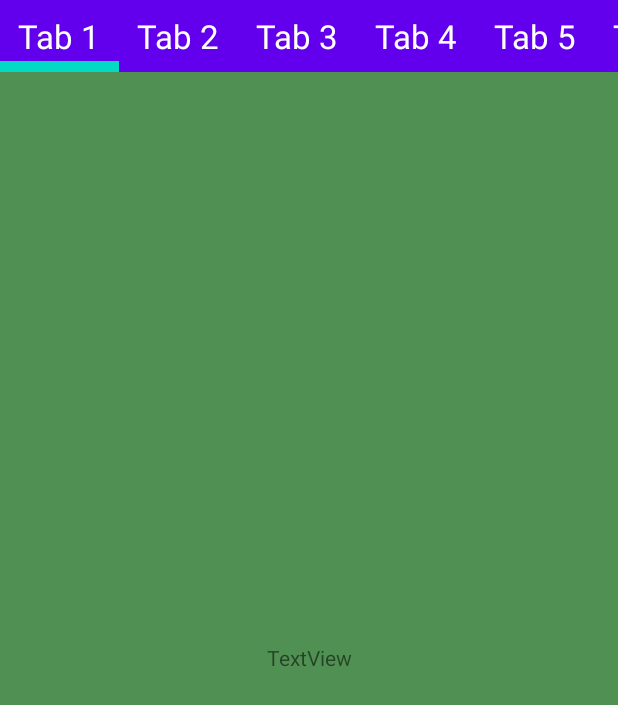
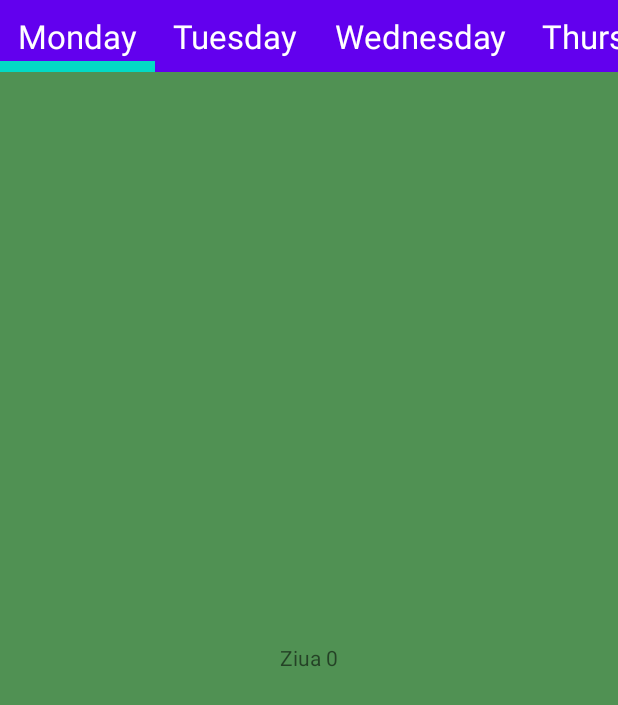
Before and after one commit to andreitraistaru/Timetable, an Android app: the DayFragment screen opened directly, with no data from a screen before it, on a phone screen of 412 x 824 dp. Shown: the top 705 px of the screen. Run offline under Robolectric (Android 15) with nearby library versions, the phone set to English and light mode, and no system bars.

Commit message:
OnClick property for buttons from MainActivity added plus some minor changes.

```diff
--- a/app/src/main/java/com/timetable/activities/MainActivity.java
+++ b/app/src/main/java/com/timetable/activities/MainActivity.java
@@ -7,6 +7,7 @@ import android.content.Intent;
 import android.os.Bundle;
 import android.view.Menu;
 import android.view.MenuItem;
+import android.view.View;
 import android.widget.Toast;
 
 import com.timetable.R;
@@ -31,9 +32,18 @@ public class MainActivity extends AppCompatActivity {
     public boolean onOptionsItemSelected(@NonNull MenuItem item) {
         Toast.makeText(this, "Settings clicked!", Toast.LENGTH_SHORT).show();
 
-        Intent intent = new Intent(this, ViewTimetableActivity.class);
-        startActivity(intent);
-
         return true;
     }
+
+    public void viewTimetable(View view) {
+        startActivity(new Intent(this, ViewTimetableActivity.class));
+    }
+
+    public void viewEvents(View view) {
+          startActivity(new Intent(this, ViewEventsActivity.class));
+    }
+
+    public void viewSettings(View view) {
+          startActivity(new Intent(this, SettingsActivity.class));
+    }
 }
--- a/app/src/main/java/com/timetable/activities/viewTimetableActivity/DayFragment.java
+++ b/app/src/main/java/com/timetable/activities/viewTimetableActivity/DayFragment.java
@@ -4,6 +4,7 @@ import android.os.Bundle;
 import android.view.LayoutInflater;
 import android.view.View;
 import android.view.ViewGroup;
+import android.widget.TextView;
 
 import androidx.annotation.NonNull;
 import androidx.annotation.Nullable;
@@ -11,14 +12,26 @@ import androidx.fragment.app.Fragment;
 
 import com.timetable.R;
 
+import org.w3c.dom.Text;
+
 public class DayFragment extends Fragment {
-    public DayFragment() {
+    TextView tv;
+    int day;
 
+    public DayFragment(int day) {
+        super();
+
+        this.day = day;
     }
 
     @Nullable
     @Override
     public View onCreateView(@NonNull LayoutInflater inflater, @Nullable ViewGroup container, @Nullable Bundle savedInstanceState) {
-        return inflater.inflate(R.layout.fragment_day, container, false);
+        View view = inflater.inflate(R.layout.fragment_day, container, false);
+
+        tv = view.findViewById(R.id.textView2);
+        tv.setText("Ziua " + day);
+
+        return view;
     }
 }
--- a/app/src/main/java/com/timetable/activities/viewTimetableActivity/TimetableFragmentAdapter.java
+++ b/app/src/main/java/com/timetable/activities/viewTimetableActivity/TimetableFragmentAdapter.java
@@ -16,7 +16,7 @@ public class TimetableFragmentAdapter extends FragmentStateAdapter {
     @NonNull
     @Override
     public Fragment createFragment(int position) {
-        return new DayFragment();
+        return new DayFragment(position);
     }
 
     @Override
--- a/app/src/main/java/com/timetable/activities/viewTimetableActivity/ViewTimetableActivity.java
+++ b/app/src/main/java/com/timetable/activities/viewTimetableActivity/ViewTimetableActivity.java
@@ -14,6 +14,7 @@ import android.widget.TableLayout;
 import com.google.android.material.tabs.TabLayout;
 import com.google.android.material.tabs.TabLayoutMediator;
 import com.timetable.R;
+import com.timetable.utils.Constants;
 
 public class ViewTimetableActivity extends AppCompatActivity {
 
@@ -35,7 +36,7 @@ public class ViewTimetableActivity extends AppCompatActivity {
         new TabLayoutMediator(tabLayout, viewPager, new TabLayoutMediator.TabConfigurationStrategy() {
             @Override
             public void onConfigureTab(@NonNull TabLayout.Tab tab, int position) {
-                tab.setText("Tab " + (position + 1));
+                tab.setText(Constants.getWeekDay(position));
             }
         }).attach();
     }
--- a/app/src/main/java/com/timetable/utils/Constants.java
+++ b/app/src/main/java/com/timetable/utils/Constants.java
@@ -9,4 +9,25 @@ public class Constants {
     public static final int FRIDAY = 4;
     public static final int SATURDAY = 5;
     public static final int SUNDAY = 6;
+
+    public static String getWeekDay(int day) {
+        switch (day) {
+            case MONDAY:
+                return "Monday";
+            case TUESDAY:
+                return "Tuesday";
+            case WEDNESDAY:
+                return "Wednesday";
+            case THURSDAY:
+                return "Thursday";
+            case FRIDAY:
+                return "Friday";
+            case SATURDAY:
+                return "Saturday";
+            case SUNDAY:
+                return "Sunday";
+            default:
+                return "";
+        }
+    }
 }
--- a/app/src/main/res/layout/activity_main.xml
+++ b/app/src/main/res/layout/activity_main.xml
@@ -4,7 +4,7 @@
     xmlns:tools="http://schemas.android.com/tools"
     android:layout_width="match_parent"
     android:layout_height="match_parent"
-    android:background="@color/backgroundMainActivity"
+    android:background="@color/backgroundColor"
     tools:context=".activities.MainActivity">
 
     <Button
@@ -14,6 +14,7 @@
         android:layout_marginTop="70dp"
         android:background="@drawable/button_border"
         android:drawableStart="@drawable/timetable_icon_small"
+        android:onClick="viewTimetable"
         android:shadowColor="#FFFFFF"
         android:soundEffectsEnabled="false"
         android:text="@string/timetable_button_text"
@@ -31,6 +32,7 @@
         android:layout_marginTop="40dp"
         android:background="@drawable/button_border"
         android:drawableStart="@drawable/settings_icon_small"
+        android:onClick="viewSettings"
         android:soundEffectsEnabled="false"
         android:text="@string/settings_button_text"
         android:textAlignment="center"
@@ -47,6 +49,7 @@
         android:layout_marginTop="40dp"
         android:background="@drawable/button_border"
         android:drawableStart="@drawable/events_icon_small"
+        android:onClick="viewEvents"
         android:soundEffectsEnabled="false"
         android:text="@string/events_button_text"
         android:textAlignment="center"
--- a/app/src/main/res/layout/activity_settings.xml
+++ b/app/src/main/res/layout/activity_settings.xml
@@ -4,6 +4,7 @@
     xmlns:tools="http://schemas.android.com/tools"
     android:layout_width="match_parent"
     android:layout_height="match_parent"
+    android:background="@color/backgroundColor"
     tools:context=".activities.SettingsActivity">
 
 </androidx.constraintlayout.widget.ConstraintLayout>
--- a/app/src/main/res/layout/activity_view_events.xml
+++ b/app/src/main/res/layout/activity_view_events.xml
@@ -3,6 +3,7 @@
     xmlns:tools="http://schemas.android.com/tools"
     android:layout_width="match_parent"
     android:layout_height="match_parent"
+    android:background="@color/backgroundColor"
     tools:context=".activities.ViewEventsActivity">
 
 </androidx.constraintlayout.widget.ConstraintLayout>
--- a/app/src/main/res/layout/activity_view_timetable.xml
+++ b/app/src/main/res/layout/activity_view_timetable.xml
@@ -4,7 +4,7 @@
     xmlns:tools="http://schemas.android.com/tools"
     android:layout_width="match_parent"
     android:layout_height="match_parent"
-    android:background="@color/backgroundMainActivity"
+    android:background="@color/backgroundColor"
     tools:context=".activities.viewTimetableActivity.ViewTimetableActivity">
 
     <com.google.android.material.tabs.TabLayout
@@ -20,43 +20,7 @@
         app:tabIndicatorHeight="7dp"
         app:tabMode="scrollable"
         app:tabTextAppearance="@style/TextAppearance.AppCompat.Large"
-        app:tabTextColor="@color/textTabsViewTimetableActivity">
-
-        <com.google.android.material.tabs.TabItem
-            android:layout_width="wrap_content"
-            android:layout_height="wrap_content"
-            android:text="@string/monday" />
-
-        <com.google.android.material.tabs.TabItem
-            android:layout_width="wrap_content"
-            android:layout_height="wrap_content"
-            android:text="@string/tuesday" />
-
-        <com.google.android.material.tabs.TabItem
-            android:layout_width="wrap_content"
-            android:layout_height="wrap_content"
-            android:text="@string/wednesday" />
-
-        <com.google.android.material.tabs.TabItem
-            android:layout_width="wrap_content"
-            android:layout_height="wrap_content"
-            android:text="@string/thursday" />
-
-        <com.google.android.material.tabs.TabItem
-            android:layout_width="wrap_content"
-            android:layout_height="wrap_content"
-            android:text="@string/friday" />
-
-        <com.google.android.material.tabs.TabItem
-            android:layout_width="wrap_content"
-            android:layout_height="wrap_content"
-            android:text="@string/saturday" />
-
-        <com.google.android.material.tabs.TabItem
-            android:layout_width="wrap_content"
-            android:layout_height="wrap_content"
-            android:text="@string/sunday" />
-    </com.google.android.material.tabs.TabLayout>
+        app:tabTextColor="@color/textTabsViewTimetableActivity"/>
 
     <androidx.viewpager2.widget.ViewPager2
         android:id="@+id/viewPager"
--- a/app/src/main/res/layout/fragment_day.xml
+++ b/app/src/main/res/layout/fragment_day.xml
@@ -3,14 +3,14 @@
     xmlns:tools="http://schemas.android.com/tools"
     android:layout_width="match_parent"
     android:layout_height="match_parent"
-    android:background="@color/backgroundMainActivity"
+    android:background="@color/backgroundColor"
     tools:context=".activities.viewTimetableActivity.ViewTimetableActivity">
 
     <TextView
         android:id="@+id/textView2"
         android:layout_width="wrap_content"
         android:layout_height="wrap_content"
-        android:text="TextView"
+        android:text="ziua"
         app:layout_constraintBottom_toBottomOf="parent"
         app:layout_constraintEnd_toEndOf="parent"
         app:layout_constraintStart_toStartOf="parent"
--- a/app/src/main/res/values/colors.xml
+++ b/app/src/main/res/values/colors.xml
@@ -3,6 +3,6 @@
     <color name="colorPrimary">#6200EE</color>
     <color name="colorPrimaryDark">#3700B3</color>
     <color name="colorAccent">#03DAC5</color>
-    <color name="backgroundMainActivity">#509153</color>
+    <color name="backgroundColor">#509153</color>
     <color name="textTabsViewTimetableActivity">#FFFFFF</color>
 </resources>
```
